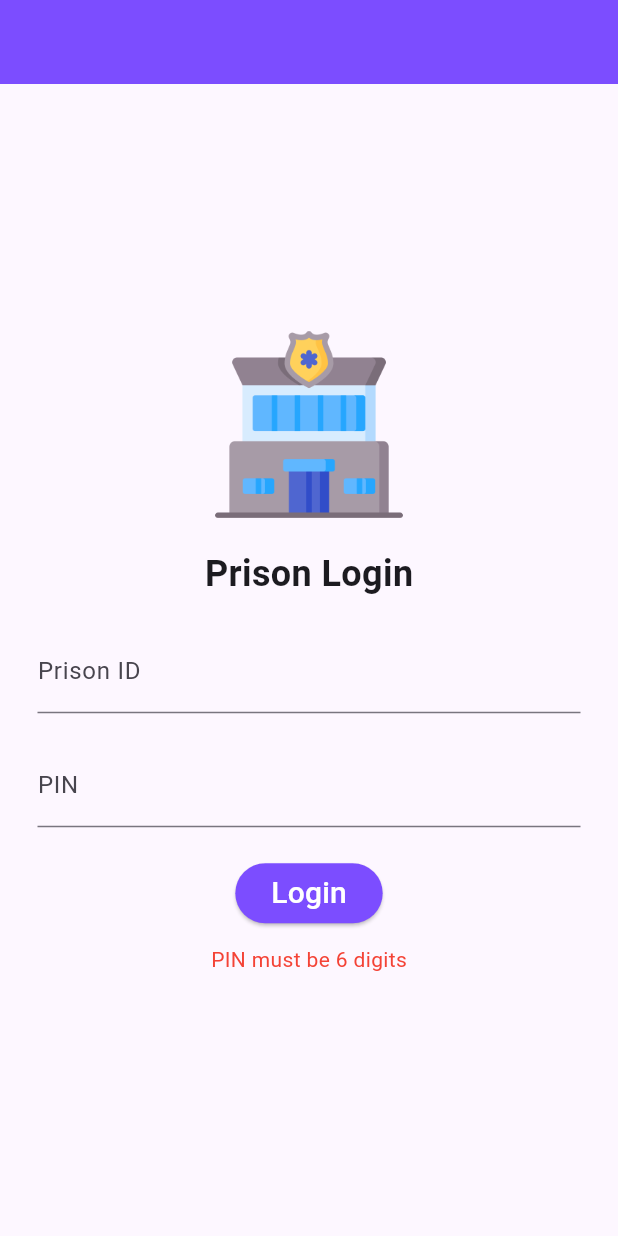
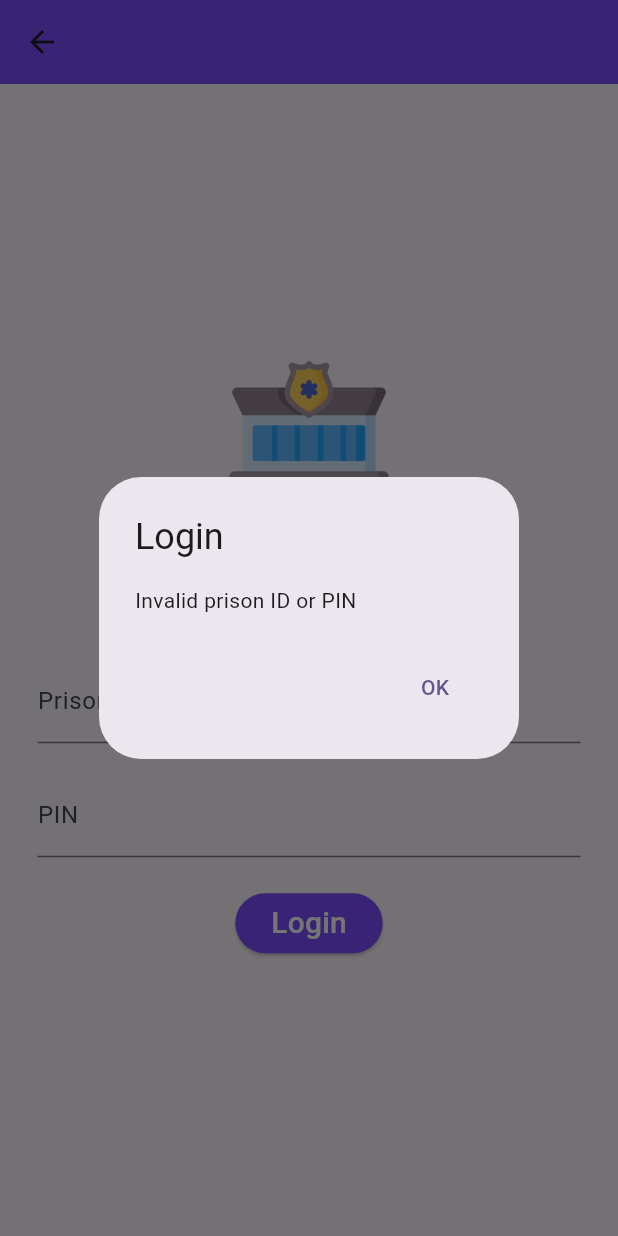
Before and after one commit to kavyaaa-1/sih, a Flutter app: the PrisonLogin screen opened directly, after a tap on "Login", on a phone screen of 412 x 824 dp. Run offline on Flutter 3.47's test engine with Material 2 defaults, Android fonts, the phone set to English and light mode, and no system bars; our stand-ins replace syncfusion_flutter_gauges; missing offline and left inert: mongo_dart.

Commit message:
connecting db

```diff
--- a/lib/dbHelper/constant.dart
+++ b/lib/dbHelper/constant.dart
@@ -4,6 +4,7 @@ const MONGO_CONN_URL =
 const USER_COLLECTION = "Family";
 const JUDGE_COLLECTION = "Judge";
 const LAWYER_COLLECTION = "Lawyer";
+const POLICE_COLLECTION = "Police Authority";
 
 // user="Diya";
 // password="diya@mongo";
--- a/lib/screens/prison_login_page.dart
+++ b/lib/screens/prison_login_page.dart
@@ -1,19 +1,9 @@
 import 'package:flutter/material.dart';
+import 'package:mongo_dart/mongo_dart.dart' as mongo_dart;
+import 'prison_dashboard.dart'; // Import your prison dashboard page
+import '../dbHelper/mongodb.dart'; // Import your MongoDB configuration
+import '../dbHelper/constant.dart';
 
-import 'prison_dashboard.dart';
-
-void main() {
-  runApp(MyApp());
-}
-
-class MyApp extends StatelessWidget {
-  @override
-  Widget build(BuildContext context) {
-    return MaterialApp(
-      home: PrisonLogin(),
-    );
-  }
-}
 
 class PrisonLogin extends StatefulWidget {
   @override
@@ -25,35 +15,71 @@ class _PrisonLoginState extends State<PrisonLogin> {
   final TextEditingController pinController = TextEditingController();
   String errorMessage = '';
 
-  final Map<String, String> userData = {
-    'prison123': '123456', // Format: {Prison ID: PIN}
-    'prison656': '456789',
-  };
+  // Define your MongoDB collection name
+  final String userCollection = POLICE_COLLECTION;
 
-  void _login() {
+  Future<bool> _verifyCredentials(String prisonId, String pin) async {
+    final collection = MongoDatabase.db.collection(userCollection);
+
+    final query = mongo_dart.where.eq('pid', prisonId).eq('ppin', pin);
+
+    final users = await collection.find(query).toList();
+
+    await MongoDatabase.db.close();
+
+    return users.isNotEmpty;
+  }
+
+  void _login() async {
     final prisonId = prisonIdController.text;
     final pin = pinController.text;
 
-    if (pin.length != 6) {
-      setState(() {
-        errorMessage = 'PIN must be 6 digits';
-      });
-      return;
-    }
+    // if (pin.length != 6) {
+    //   setState(() {
+    //     errorMessage = 'PIN must be 6 digits';
+    //   });
+    //   return;
+    // }
 
-    if (userData.containsKey(prisonId) && userData[prisonId] == pin) {
-      // User authenticated, you can navigate to the next screen
-      Navigator.push(
-        context,
-        MaterialPageRoute(
-          builder: (context) => PrisonDashboard(),
+    final isValidCredentials = await _verifyCredentials(prisonId, pin);
+
+    if (isValidCredentials) {
+      // Successful login
+      showDialog(
+        context: context,
+        builder: (BuildContext context) => AlertDialog(
+          title: const Text('Login'),
+          content: const Text('Login successful'),
+          actions: <Widget>[
+            TextButton(
+              onPressed: () {
+                Navigator.pop(context); // Close the dialog
+                // Navigate to the main dashboard or another page as needed
+                Navigator.push(
+                  context,
+                  MaterialPageRoute(builder: (context) => PrisonDashboard()),
+                );
+              },
+              child: const Text('OK'),
+            ),
+          ],
         ),
       );
-      print('Login successful');
     } else {
-      setState(() {
-        errorMessage = 'Invalid prison ID or PIN';
-      });
+      // Invalid credentials
+      showDialog(
+        context: context,
+        builder: (BuildContext context) => AlertDialog(
+          title: const Text('Login'),
+          content: const Text('Invalid prison ID or PIN'),
+          actions: <Widget>[
+            TextButton(
+              onPressed: () => Navigator.pop(context),
+              child: const Text('OK'),
+            ),
+          ],
+        ),
+      );
     }
   }
 
```
Also changed, not shown: lib/screens/lawyer_login_page.dart (+61 -23 lines).
